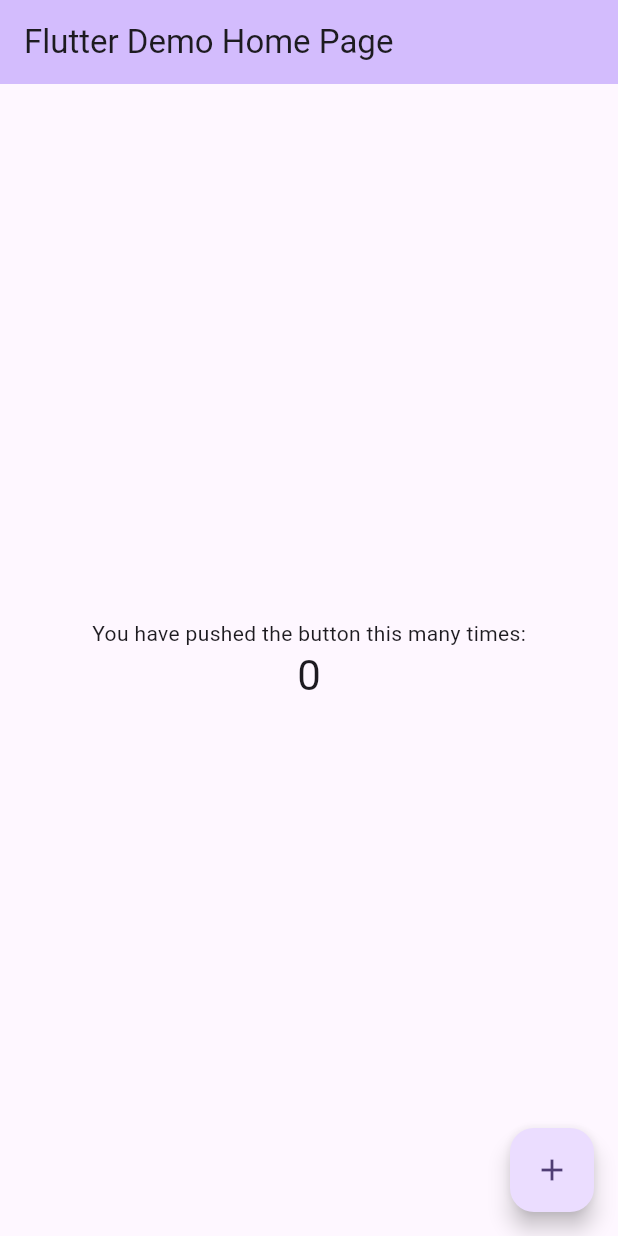
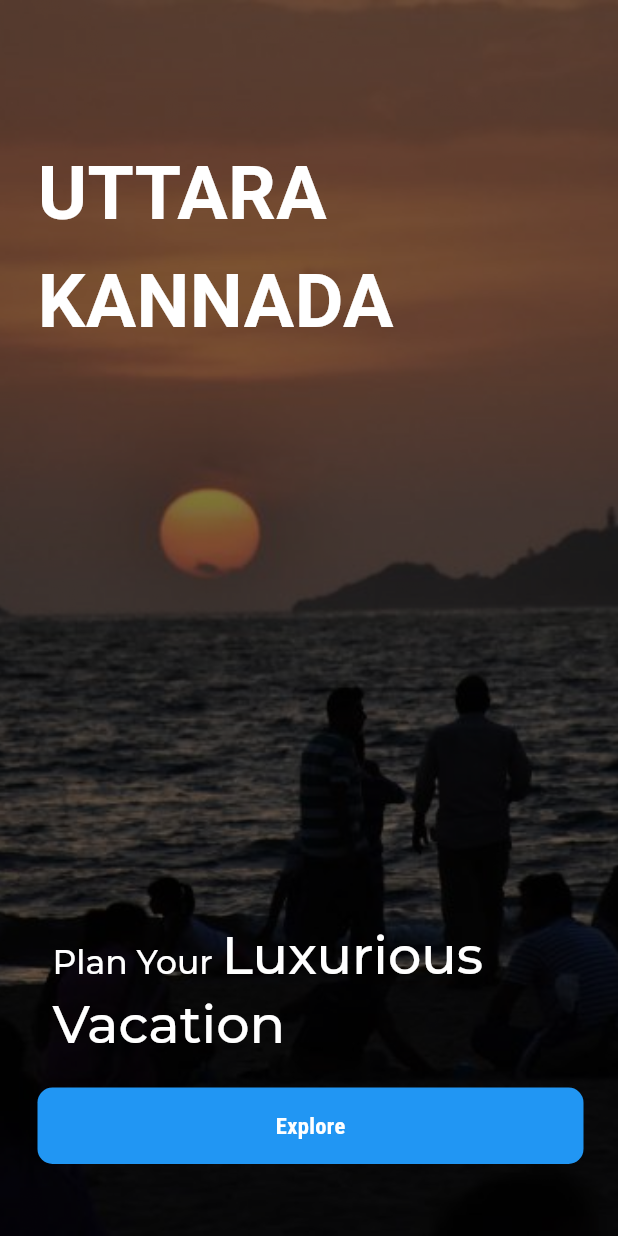
Before and after one commit to Lohitgb/Exploring_App, a Flutter app: the screen it shows after launch, on a phone screen of 412 x 824 dp. Run offline on Flutter 3.47's test engine with Material 3 defaults, Android fonts, the phone set to English and light mode, and no system bars; our stand-ins replace google_fonts; Roboto replaces fonts that are missing (Kaushan Script).

Commit message:
landing page completed

```diff
--- a/explore_uk/analysis_options.yaml
+++ b/explore_uk/analysis_options.yaml
@@ -7,7 +7,9 @@
 
 # The following line activates a set of recommended lints for Flutter apps,
 # packages, and plugins designed to encourage good coding practices.
-include: package:flutter_lints/flutter.yaml
+
+# include: package:flutter_lints/flutter.yaml
+# comment the above line bcz blue line hiding
 
 linter:
   # The lint rules applied to this project can be customized in the
--- a/explore_uk/lib/main.dart
+++ b/explore_uk/lib/main.dart
@@ -1,125 +1,19 @@
+import 'package:explore_uk/pages/landing_page.dart';
 import 'package:flutter/material.dart';
 
-void main() {
-  runApp(const MyApp());
-}
+void main() => runApp(MyApp());
 
 class MyApp extends StatelessWidget {
   const MyApp({super.key});
+  static const title = 'Explore UK';
 
-  // This widget is the root of your application.
   @override
   Widget build(BuildContext context) {
     return MaterialApp(
-      title: 'Flutter Demo',
-      theme: ThemeData(
-        // This is the theme of your application.
-        //
-        // TRY THIS: Try running your application with "flutter run". You'll see
-        // the application has a purple toolbar. Then, without quitting the app,
-        // try changing the seedColor in the colorScheme below to Colors.green
-        // and then invoke "hot reload" (save your changes or press the "hot
-        // reload" button in a Flutter-supported IDE, or press "r" if you used
-        // the command line to start the app).
-        //
-        // Notice that the counter didn't reset back to zero; the application
-        // state is not lost during the reload. To reset the state, use hot
-        // restart instead.
-        //
-        // This works for code too, not just values: Most code changes can be
-        // tested with just a hot reload.
-        colorScheme: ColorScheme.fromSeed(seedColor: Colors.deepPurple),
-        useMaterial3: true,
-      ),
-      home: const MyHomePage(title: 'Flutter Demo Home Page'),
+      debugShowCheckedModeBanner: false,
+      title: title,
+      theme: ThemeData(scaffoldBackgroundColor: Colors.amber[100]),
+      home: const LandingPage(),
     );
   }
 }
-
-class MyHomePage extends StatefulWidget {
-  const MyHomePage({super.key, required this.title});
-
-  // This widget is the home page of your application. It is stateful, meaning
-  // that it has a State object (defined below) that contains fields that affect
-  // how it looks.
-
-  // This class is the configuration for the state. It holds the values (in this
-  // case the title) provided by the parent (in this case the App widget) and
-  // used by the build method of the State. Fields in a Widget subclass are
-  // always marked "final".
-
-  final String title;
-
-  @override
-  State<MyHomePage> createState() => _MyHomePageState();
-}
-
-class _MyHomePageState extends State<MyHomePage> {
-  int _counter = 0;
-
-  void _incrementCounter() {
-    setState(() {
-      // This call to setState tells the Flutter framework that something has
-      // changed in this State, which causes it to rerun the build method below
-      // so that the display can reflect the updated values. If we changed
-      // _counter without calling setState(), then the build method would not be
-      // called again, and so nothing would appear to happen.
-      _counter++;
-    });
-  }
-
-  @override
-  Widget build(BuildContext context) {
-    // This method is rerun every time setState is called, for instance as done
-    // by the _incrementCounter method above.
-    //
-    // The Flutter framework has been optimized to make rerunning build methods
-    // fast, so that you can just rebuild anything that needs updating rather
-    // than having to individually change instances of widgets.
-    return Scaffold(
-      appBar: AppBar(
-        // TRY THIS: Try changing the color here to a specific color (to
-        // Colors.amber, perhaps?) and trigger a hot reload to see the AppBar
-        // change color while the other colors stay the same.
-        backgroundColor: Theme.of(context).colorScheme.inversePrimary,
-        // Here we take the value from the MyHomePage object that was created by
-        // the App.build method, and use it to set our appbar title.
-        title: Text(widget.title),
-      ),
-      body: Center(
-        // Center is a layout widget. It takes a single child and positions it
-        // in the middle of the parent.
-        child: Column(
-          // Column is also a layout widget. It takes a list of children and
-          // arranges them vertically. By default, it sizes itself to fit its
-          // children horizontally, and tries to be as tall as its parent.
-          //
-          // Column has various properties to control how it sizes itself and
-          // how it positions its children. Here we use mainAxisAlignment to
-          // center the children vertically; the main axis here is the vertical
-          // axis because Columns are vertical (the cross axis would be
-          // horizontal).
-          //
-          // TRY THIS: Invoke "debug painting" (choose the "Toggle Debug Paint"
-          // action in the IDE, or press "p" in the console), to see the
-          // wireframe for each widget.
-          mainAxisAlignment: MainAxisAlignment.center,
-          children: <Widget>[
-            const Text(
-              'You have pushed the button this many times:',
-            ),
-            Text(
-              '$_counter',
-              style: Theme.of(context).textTheme.headlineMedium,
-            ),
-          ],
-        ),
-      ),
-      floatingActionButton: FloatingActionButton(
-        onPressed: _incrementCounter,
-        tooltip: 'Increment',
-        child: const Icon(Icons.add),
-      ), // This trailing comma makes auto-formatting nicer for build methods.
-    );
-  }
-}
--- /dev/null
+++ b/explore_uk/lib/pages/landing_page.dart
@@ -0,0 +1,96 @@
+import 'package:explore_uk/pages/signup.dart';
+import 'package:flutter/material.dart';
+import 'package:google_fonts/google_fonts.dart';
+
+class LandingPage extends StatefulWidget {
+  const LandingPage({super.key});
+
+  @override
+  State<LandingPage> createState() => _LandingPageState();
+}
+
+class _LandingPageState extends State<LandingPage> {
+  @override
+  Widget build(BuildContext context) {
+    return Scaffold(
+      body: Container(
+        padding: EdgeInsets.fromLTRB(25, 93, 23, 48),
+        decoration: BoxDecoration(
+          color: Colors.black,
+          image: DecorationImage(
+              image: AssetImage('assets/images/tagore.jpg'),
+              fit: BoxFit.cover,
+              opacity: 0.5),
+        ),
+        child: Column(
+          mainAxisAlignment: MainAxisAlignment.spaceBetween,
+          crossAxisAlignment: CrossAxisAlignment.start,
+          children: [
+            Align(
+              alignment: Alignment.center,
+              child: Text(
+                'UTTARA KANNADA',
+                style: GoogleFonts.getFont('Kaushan Script',
+                    fontWeight: FontWeight.bold,
+                    fontSize: 50,
+                    color: Colors.white),
+              ),
+            ),
+            Column(
+              children: [
+                Container(
+                  margin: EdgeInsets.all(10),
+                  child: Align(
+                    alignment: Alignment.bottomCenter,
+                    child: RichText(
+                      text: TextSpan(
+                          style: GoogleFonts.getFont('Montserrat',
+                              fontWeight: FontWeight.w500,
+                              fontSize: 22,
+                              height: 1.3,
+                              color: Colors.white),
+                          children: [
+                            TextSpan(text: 'Plan Your'),
+                            TextSpan(text: ' '),
+                            TextSpan(
+                              text: 'Luxurious Vacation',
+                              style: GoogleFonts.getFont('Montserrat',
+                                  fontWeight: FontWeight.w500,
+                                  fontSize: 35,
+                                  height: 1.3,
+                                  color: Colors.white),
+                            )
+                          ]),
+                    ),
+                  ),
+                ),
+                SizedBox(height: 10),
+                GestureDetector(
+                  onTap: () {
+                    Navigator.push(context,
+                        MaterialPageRoute(builder: (context) => SignupPage()));
+                  },
+                  child: Container(
+                    padding: EdgeInsets.symmetric(vertical: 15),
+                    decoration: BoxDecoration(
+                        borderRadius: BorderRadius.circular(10),
+                        color: Colors.blue[500]),
+                    child: Center(
+                      child: Text(
+                        'Explore',
+                        style: GoogleFonts.getFont("Roboto Condensed",
+                            fontWeight: FontWeight.w700,
+                            fontSize: 15,
+                            color: Colors.white),
+                      ),
+                    ),
+                  ),
+                )
+              ],
+            )
+          ],
+        ),
+      ),
+    );
+  }
+}
--- /dev/null
+++ b/explore_uk/lib/pages/signup.dart
@@ -0,0 +1,15 @@
+import 'package:flutter/material.dart';
+
+class SignupPage extends StatefulWidget {
+  const SignupPage({super.key});
+
+  @override
+  State<SignupPage> createState() => _SignupPageState();
+}
+
+class _SignupPageState extends State<SignupPage> {
+  @override
+  Widget build(BuildContext context) {
+    return Scaffold();
+  }
+}
```
Also changed, not shown: explore_uk/pubspec.yaml (+5 -2 lines), explore_uk/assets/images/forest.jpg (added), explore_uk/assets/images/sathodi.jpg (added), explore_uk/assets/images/sathodi1.jpg (added), explore_uk/assets/images/tagore.jpg (added), explore_uk/assets/images/vibhooti-falls.jpg (added), explore_uk/assets/images/yana1.jpg (added), explore_uk/assets/images/yana2.jpg (added), explore_uk/pubspec.lock, 3 other files.
